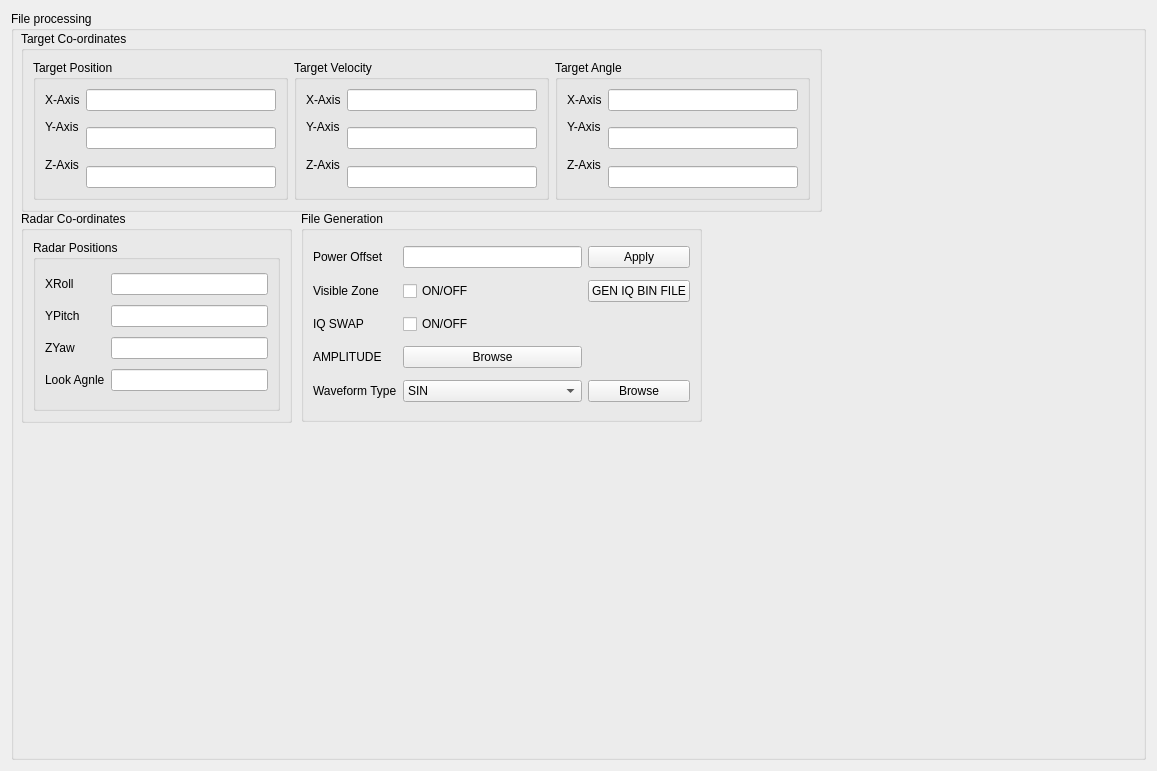
Qt form TargetEchoGen/fileprocessing.ui (razzzz87/TargetEchoGen) before a commit.
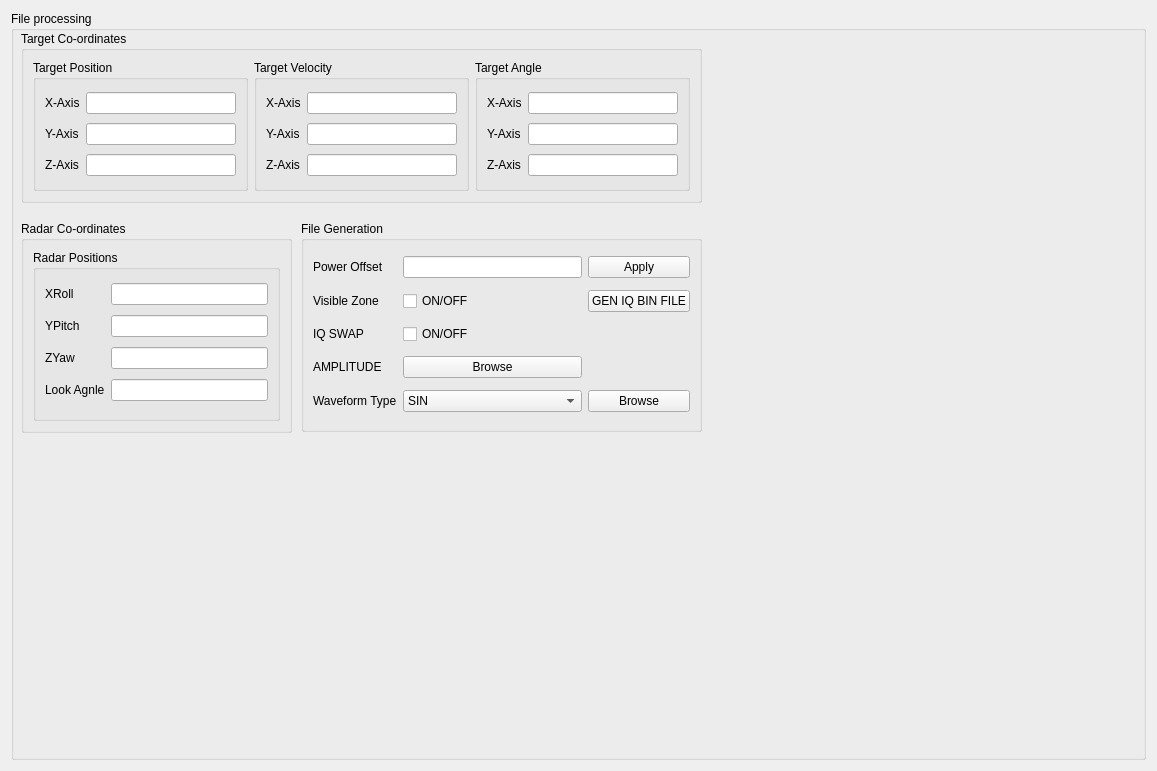
The same form after that commit.

Commit message: Corrected label specing in traget co-ordinates groupbox on file processing tab

What changed in the file:
```diff
--- a/TargetEchoGen/fileprocessing.ui
+++ b/TargetEchoGen/fileprocessing.ui
@@ -24,8 +24,8 @@
        <rect>
         <x>10</x>
         <y>20</y>
-        <width>801</width>
-        <height>181</height>
+        <width>681</width>
+        <height>172</height>
        </rect>
       </property>
       <property name="title">
@@ -40,16 +40,19 @@
          <layout class="QHBoxLayout" name="horizontalLayout_2">
           <item>
            <layout class="QGridLayout" name="gridLayout">
-            <item row="0" column="0">
-             <widget class="QLabel" name="label">
-              <property name="text">
-               <string>X-Axis</string>
-              </property>
-             </widget>
-            </item>
             <item row="0" column="1">
              <widget class="QLineEdit" name="lineEdit"/>
             </item>
+            <item row="1" column="1">
+             <widget class="QLineEdit" name="lineEdit_3"/>
+            </item>
+            <item row="0" column="0">
+             <widget class="QLabel" name="label">
+              <property name="text">
+               <string>X-Axis</string>
+              </property>
+             </widget>
+            </item>
             <item row="1" column="0">
              <widget class="QLabel" name="label_2">
               <property name="text">
@@ -57,19 +60,16 @@
               </property>
              </widget>
             </item>
-            <item row="1" column="1" rowspan="2">
+            <item row="2" column="1">
              <widget class="QLineEdit" name="lineEdit_2"/>
             </item>
-            <item row="2" column="0" rowspan="2">
+            <item row="2" column="0">
              <widget class="QLabel" name="label_3">
               <property name="text">
                <string>Z-Axis</string>
               </property>
              </widget>
             </item>
-            <item row="3" column="1">
-             <widget class="QLineEdit" name="lineEdit_3"/>
-            </item>
            </layout>
           </item>
          </layout>
@@ -80,9 +80,16 @@
          <property name="title">
           <string>Target Velocity</string>
          </property>
-         <layout class="QHBoxLayout" name="horizontalLayout_3">
+         <layout class="QHBoxLayout" name="horizontalLayout_4">
           <item>
            <layout class="QGridLayout" name="gridLayout_2">
+            <item row="1" column="0">
+             <widget class="QLabel" name="label_5">
+              <property name="text">
+               <string>Y-Axis</string>
+              </property>
+             </widget>
+            </item>
             <item row="0" column="0">
              <widget class="QLabel" name="label_4">
               <property name="text">
@@ -93,26 +100,19 @@
             <item row="0" column="1">
              <widget class="QLineEdit" name="lineEdit_4"/>
             </item>
-            <item row="1" column="0">
-             <widget class="QLabel" name="label_5">
-              <property name="text">
-               <string>Y-Axis</string>
-              </property>
-             </widget>
-            </item>
-            <item row="1" column="1" rowspan="2">
-             <widget class="QLineEdit" name="lineEdit_5"/>
-            </item>
-            <item row="2" column="0" rowspan="2">
-             <widget class="QLabel" name="label_6">
-              <property name="text">
-               <string>Z-Axis</string>
-              </property>
-             </widget>
-            </item>
-            <item row="3" column="1">
+            <item row="1" column="1">
              <widget class="QLineEdit" name="lineEdit_6"/>
             </item>
+            <item row="2" column="0">
+             <widget class="QLabel" name="label_6">
+              <property name="text">
+               <string>Z-Axis</string>
+              </property>
+             </widget>
+            </item>
+            <item row="2" column="1">
+             <widget class="QLineEdit" name="lineEdit_5"/>
+            </item>
            </layout>
           </item>
          </layout>
@@ -123,19 +123,9 @@
          <property name="title">
           <string>Target Angle</string>
          </property>
-         <layout class="QHBoxLayout" name="horizontalLayout_4">
+         <layout class="QHBoxLayout" name="horizontalLayout_3">
           <item>
            <layout class="QGridLayout" name="gridLayout_3">
-            <item row="0" column="0">
-             <widget class="QLabel" name="label_7">
-              <property name="text">
-               <string>X-Axis</string>
-              </property>
-             </widget>
-            </item>
-            <item row="0" column="1">
-             <widget class="QLineEdit" name="lineEdit_7"/>
-            </item>
             <item row="1" column="0">
              <widget class="QLabel" name="label_8">
               <property name="text">
@@ -143,19 +133,29 @@
               </property>
              </widget>
             </item>
-            <item row="1" column="1" rowspan="2">
+            <item row="1" column="1">
+             <widget class="QLineEdit" name="lineEdit_9"/>
+            </item>
+            <item row="0" column="1">
+             <widget class="QLineEdit" name="lineEdit_7"/>
+            </item>
+            <item row="0" column="0">
+             <widget class="QLabel" name="label_7">
+              <property name="text">
+               <string>X-Axis</string>
+              </property>
+             </widget>
+            </item>
+            <item row="2" column="1">
              <widget class="QLineEdit" name="lineEdit_8"/>
             </item>
-            <item row="2" column="0" rowspan="2">
+            <item row="2" column="0">
              <widget class="QLabel" name="label_9">
               <property name="text">
                <string>Z-Axis</string>
               </property>
              </widget>
             </item>
-            <item row="3" column="1">
-             <widget class="QLineEdit" name="lineEdit_9"/>
-            </item>
            </layout>
           </item>
          </layout>
@@ -167,7 +167,7 @@
       <property name="geometry">
        <rect>
         <x>10</x>
-        <y>200</y>
+        <y>210</y>
         <width>271</width>
         <height>212</height>
        </rect>
@@ -235,7 +235,7 @@
       <property name="geometry">
        <rect>
         <x>290</x>
-        <y>200</y>
+        <y>210</y>
         <width>401</width>
         <height>211</height>
        </rect>
```
The commit also changes 1 other file.
